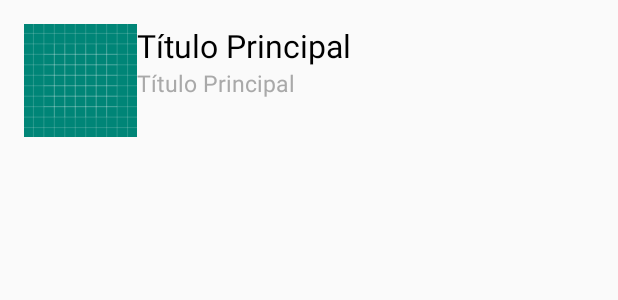
After one commit to alaudegp/AcelerometroApp, an Android app: the layout linha.xml on its own in the app's theme, with its tools: preview values and no code run, on a phone screen of 412 x 824 dp. The commit adds this screen. Shown: the top 300 px of the screen. Run offline under Robolectric (Android 15) with nearby library versions, the phone set to English and light mode, and no system bars.

Commit message:
Criando uma list view

```diff
--- /dev/null
+++ b/app/src/main/res/layout/linha.xml
@@ -0,0 +1,45 @@
+<?xml version="1.0" encoding="utf-8"?>
+<LinearLayout xmlns:android="http://schemas.android.com/apk/res/android"
+    android:layout_width="match_parent"
+    android:layout_height="wrap_content"
+    android:orientation="horizontal"
+    android:padding="16dp"
+    >
+
+    <ImageView
+        android:layout_width="75dp"
+        android:layout_height="75dp"
+        android:src="@drawable/ic_launcher_background"
+        android:id="@+id/idImagem"
+        />
+
+    <LinearLayout
+        android:layout_width="match_parent"
+        android:layout_height="wrap_content"
+        android:orientation="vertical"
+    >
+        <TextView
+            android:id="@+id/txtTitulo"
+            android:layout_width="match_parent"
+            android:layout_height="wrap_content"
+            android:text="Título Principal"
+            android:textColor="#000"
+            android:textSize="21dp"
+            />
+
+        <TextView
+            android:id="@+id/intValor"
+            android:layout_width="match_parent"
+            android:layout_height="wrap_content"
+            android:text="Título Principal"
+            android:textColor="#a9a9a9"
+            android:textSize="15dp"
+            />
+
+    </LinearLayout>
+
+
+
+
+
+</LinearLayout>
```
Also changed, not shown: app/src/main/java/com/example/usandoacelerometro/MainActivity.java (+16 -5 lines), app/src/main/res/layout/activity_main.xml (+18 -13 lines).
